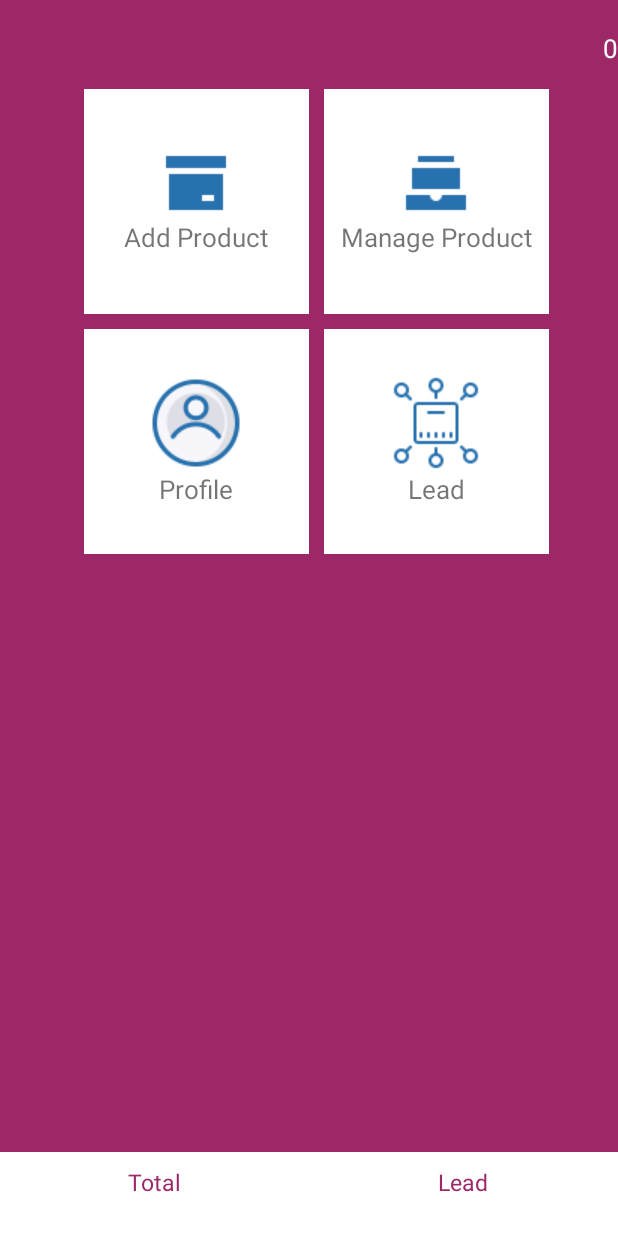
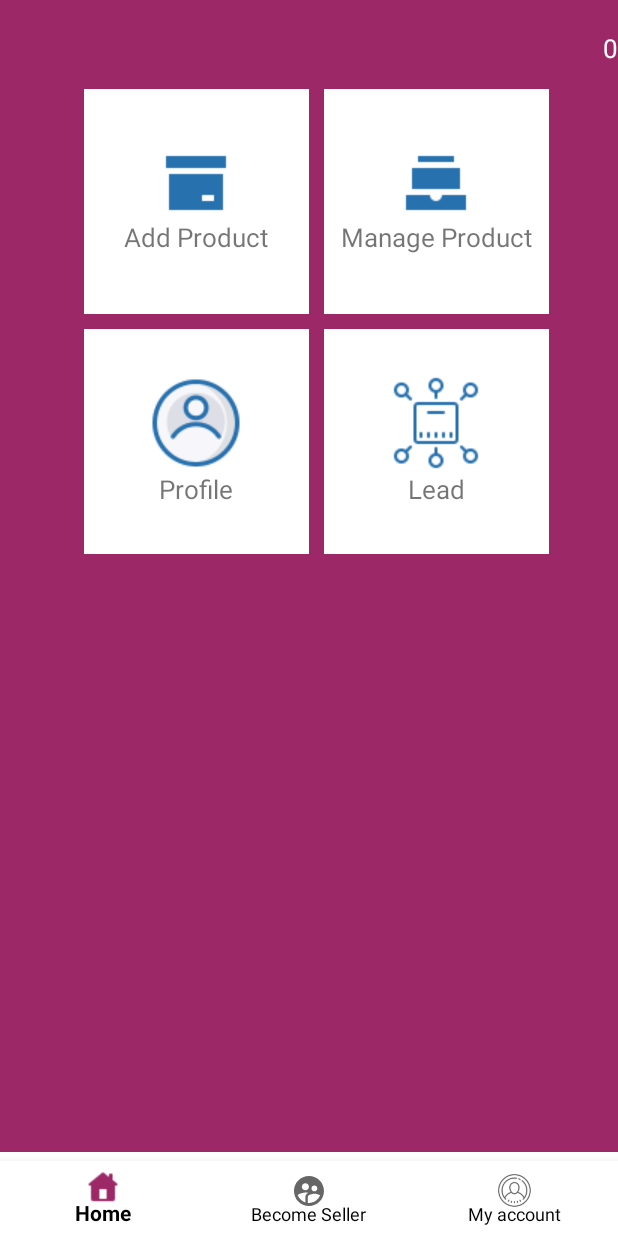
Before and after one commit to Chander-Shekhar-18/Print_India_Mart, an Android app: the layout activity_dashboard__seller.xml on its own in the app's theme, with its tools: preview values and no code run, on a phone screen of 412 x 824 dp. Run offline under Robolectric (Android 15) with nearby library versions, the phone set to English and light mode, and no system bars; Roboto replaces fonts that are not available here.

Commit message:
22JanCommit

```diff
--- a/app/src/main/res/layout/activity_dashboard__seller.xml
+++ b/app/src/main/res/layout/activity_dashboard__seller.xml
@@ -3,33 +3,36 @@
     xmlns:app="http://schemas.android.com/apk/res-auto"
     xmlns:tools="http://schemas.android.com/tools"
     android:layout_width="match_parent"
+    android:layout_height="match_parent"
     android:background="#9c2867"
-    android:layout_height="match_parent"
     tools:context="com.zaptas.printindiamart.seller.Dashboard_Seller">
+
     <ScrollView
         android:layout_width="match_parent"
         android:layout_height="wrap_content">
+
         <LinearLayout
             android:layout_width="match_parent"
-        android:orientation="vertical"
-        android:layout_height="wrap_content">
+            android:layout_height="wrap_content"
+            android:orientation="vertical">
+
             <LinearLayout
+                android:id="@+id/tesyt"
+                android:layout_width="match_parent"
+                android:layout_height="wrap_content"
                 android:layout_marginTop="20dp"
-        android:layout_width="match_parent"
                 android:gravity="right"
-        android:orientation="horizontal"
- android:id="@+id/tesyt"
-        android:layout_height="wrap_content">
+                android:orientation="horizontal">
 
 
                 <TextView
+                    android:id="@+id/package1"
                     android:layout_width="wrap_content"
                     android:layout_height="wrap_content"
+                    android:layout_gravity="center"
+                    android:text="0"
                     android:textColor="#fff"
-                android:id="@+id/package1"
-                android:layout_gravity="center"
-                android:textSize="17dp"
-                android:text="0"/>
+                    android:textSize="17dp" />
 
                 <!--  <ImageView
                       android:layout_width="wrap_content"
@@ -55,91 +58,98 @@ android:onClick="logout"
                           android:layout_height="wrap_content"
                           android:src="@drawable/logout"/>-->
             </LinearLayout>
-    <LinearLayout
-        android:layout_width="match_parent"
-        android:gravity="center"
-        android:layout_marginTop="10dp"
-        android:layout_below="@+id/tesyt"
-android:id="@id/l1"
-        android:orientation="vertical"
-        android:layout_height="wrap_content">
 
             <LinearLayout
+                android:id="@id/l1"
                 android:layout_width="match_parent"
+                android:layout_height="wrap_content"
+                android:layout_below="@+id/tesyt"
+                android:layout_marginTop="10dp"
+                android:gravity="center"
+                android:orientation="vertical">
+
+                <LinearLayout
                     android:id="@+id/l2"
+                    android:layout_width="match_parent"
 
+                    android:layout_height="wrap_content"
                     android:layout_marginTop="5dp"
                     android:gravity="center"
-        android:orientation="horizontal"
-        android:layout_height="wrap_content">
-        <LinearLayout
-            android:layout_width="150dp"
-            android:layout_marginLeft="10dp"
-            android:layout_gravity="center"
-            android:onClick="addproduct"
-            android:gravity="center"
-            android:orientation="vertical"
-            android:background="#ffffff"
-            android:layout_height="150dp">
-            <ImageView
-                android:layout_width="wrap_content"
-                android:layout_gravity="center"
-                android:layout_height="wrap_content"
-                android:src="@drawable/addproduct"
-
-                />
-            <TextView
-                android:layout_width="wrap_content"
-                android:layout_height="wrap_content"
-                android:layout_gravity="center"
-                android:textSize="17dp"
-                android:text="Add Product"/>
-        </LinearLayout>
-
-        <LinearLayout
-            android:layout_width="150dp"
-            android:layout_gravity="center"
-            android:gravity="center"
-            android:onClick="manageproduct"
-            android:orientation="vertical"
-            android:background="#ffffff"
-            android:layout_marginLeft="10dp"
-            android:layout_height="150dp">
-            <ImageView
-                android:layout_width="wrap_content"
-                android:layout_gravity="center"
-                android:layout_height="wrap_content"
-                android:src="@drawable/manageproduct"
-
-                />
-            <TextView
-                android:layout_width="wrap_content"
-                android:layout_gravity="center"
-                android:gravity="center"
-                android:layout_height="wrap_content"
-                android:id="@+id/id_gender"
-                android:textSize="17dp"
-                android:text="Manage Product"/>
-
-        </LinearLayout>
-    </LinearLayout>
-    <LinearLayout
-        android:layout_width="match_parent"
-        android:id="@+id/l3"
-
-        android:layout_marginTop="10dp"
-        android:gravity="center"
-        android:orientation="horizontal"
-        android:layout_height="wrap_content">
+                    android:orientation="horizontal">
 
                     <LinearLayout
                         android:layout_width="150dp"
                         android:layout_height="150dp"
                         android:layout_gravity="center"
-            android:onClick="profile"
                         android:layout_marginLeft="10dp"
                         android:background="#ffffff"
                         android:gravity="center"
+                        android:onClick="addproduct"
+                        android:orientation="vertical">
+
+                        <ImageView
+                            android:layout_width="wrap_content"
+                            android:layout_height="wrap_content"
+                            android:layout_gravity="center"
+                            android:src="@drawable/addproduct"
+
+                            />
+
+                        <TextView
+                            android:layout_width="wrap_content"
+                            android:layout_height="wrap_content"
+                            android:layout_gravity="center"
+                            android:text="Add Product"
+                            android:textSize="17dp" />
+                    </LinearLayout>
+
+                    <LinearLayout
+                        android:layout_width="150dp"
+                        android:layout_height="150dp"
+                        android:layout_gravity="center"
+                        android:layout_marginLeft="10dp"
+                        android:background="#ffffff"
+                        android:gravity="center"
+                        android:onClick="manageproduct"
+                        android:orientation="vertical">
+
+                        <ImageView
+                            android:layout_width="wrap_content"
+                            android:layout_height="wrap_content"
+                            android:layout_gravity="center"
+                            android:src="@drawable/manageproduct"
+
+                            />
+
+                        <TextView
+                            android:id="@+id/id_gender"
+                            android:layout_width="wrap_content"
+                            android:layout_height="wrap_content"
+                            android:layout_gravity="center"
+                            android:gravity="center"
+                            android:text="Manage Product"
+                            android:textSize="17dp" />
+
+                    </LinearLayout>
+                </LinearLayout>
+
+                <LinearLayout
+                    android:id="@+id/l3"
+                    android:layout_width="match_parent"
+
+                    android:layout_height="wrap_content"
+                    android:layout_marginTop="10dp"
+                    android:gravity="center"
+                    android:orientation="horizontal">
+
+                    <LinearLayout
+                        android:layout_width="150dp"
+                        android:layout_height="150dp"
+                        android:layout_gravity="center"
+                        android:layout_marginLeft="10dp"
+                        android:background="#ffffff"
+                        android:gravity="center"
+                        android:onClick="profile"
                         android:orientation="vertical">
 
                         <ImageView
@@ -161,120 +171,122 @@ android:id="@id/l1"
 
                     <LinearLayout
                         android:layout_width="150dp"
+                        android:layout_height="150dp"
+                        android:layout_gravity="center"
+                        android:layout_marginLeft="10dp"
+                        android:background="#ffffff"
+                        android:gravity="center"
                         android:onClick="lead"
-            android:layout_gravity="center"
-            android:gravity="center"
-            android:orientation="vertical"
-            android:background="#ffffff"
-            android:layout_marginLeft="10dp"
-            android:layout_height="150dp">
+                        android:orientation="vertical">
+
                         <ImageView
                             android:layout_width="wrap_content"
+                            android:layout_height="wrap_content"
                             android:layout_gravity="center"
-                android:layout_height="wrap_content"
                             android:src="@drawable/leads"
 
                             />
+
                         <TextView
                             android:layout_width="wrap_content"
+                            android:layout_height="wrap_content"
                             android:layout_gravity="center"
-                android:layout_height="wrap_content"
-                android:textSize="17dp"
-                android:text="Lead"/>
+                            android:text="Lead"
+                            android:textSize="17dp" />
 
                     </LinearLayout>
                 </LinearLayout>
             </LinearLayout>
 
             <LinearLayout
+                android:id="@+id/lks1"
                 android:layout_width="match_parent"
+                android:layout_height="wrap_content"
+
+                android:layout_below="@id/l1"
                 android:layout_marginTop="5dp"
-        android:layout_below="@id/l1"
-
-        android:id="@+id/lks1"
-        android:gravity="center"
-        android:layout_height="wrap_content">
+                android:gravity="center">
 
 
             </LinearLayout>
+
             <LinearLayout
                 android:id="@+id/bottomBar"
-        android:visibility="gone"
+                android:layout_width="fill_parent"
                 android:layout_height="wrap_content"
-        android:layout_width="fill_parent"
                 android:layout_below="@+id/lks1"
+                android:layout_alignParentBottom="true"
                 android:layout_margin="10dp"
+                android:layout_marginBottom="80dp"
                 android:gravity="center"
-        android:layout_marginBottom="80dp"
                 android:orientation="horizontal"
-        android:layout_alignParentBottom="true">
+                android:visibility="gone">
+
                 <Button
                     android:layout_width="wrap_content"
                     android:layout_height="wrap_content"
                     android:layout_margin="5dp"
+                    android:background="#53a0e7"
                     android:drawableLeft="@drawable/prf"
-    android:background="#53a0e7"
-    android:text="Profile"/>
+                    android:text="Profile" />
+
                 <Button
                     android:layout_width="wrap_content"
                     android:layout_height="wrap_content"
                     android:layout_margin="5dp"
+                    android:background="#53a0e7"
                     android:drawableLeft="@drawable/add1"
                     android:onClick="logo"
-            android:background="#53a0e7"
-            android:text="Logo"/>
+                    android:text="Logo" />
+
                 <Button
                     android:layout_width="wrap_content"
+                    android:layout_height="wrap_content"
                     android:layout_margin="5dp"
+                    android:background="#53a0e7"
                     android:drawableLeft="@drawable/banner"
                     android:onClick="banner"
-            android:layout_height="wrap_content"
-            android:background="#53a0e7"
-            android:text="Banner"/>
+                    android:text="Banner" />
 
 
                 <!-- Some Buttons -->
             </LinearLayout>
         </LinearLayout>
     </ScrollView>
+
     <LinearLayout
-        android:orientation="horizontal"
         android:layout_width="match_parent"
         android:layout_height="?attr/actionBarSize"
+        android:layout_alignParentBottom="true"
         android:gravity="bottom"
-        android:layout_alignParentBottom="true"
-
+        android:orientation="horizontal"
 
 
         >
 
 
-
-
         <TableLayout
+            android:id="@+id/table_lay_myPointViewAll0"
             android:layout_width="match_parent"
             android:layout_height="?attr/actionBarSize"
             android:background="#ffffff"
-            android:id="@+id/table_lay_myPointViewAll0"
             android:shrinkColumns="*"
-            android:stretchColumns="*"
-            >
+            android:stretchColumns="*">
+
             <TableRow
                 android:id="@+id/tableRow_myPointViewAll0"
                 android:background="#fff">
 
 
-
-
                 <TextView
+                    android:id="@+id/prd"
                     android:layout_width="wrap_content"
                     android:layout_height="40dp"
-                    android:text="Total"
-                    android:textSize="15dp"
-                    android:textColor="#9c2867"
                     android:layout_gravity="center"
                     android:gravity="center"
-                    android:id="@+id/prd"
+                    android:text="Total"
+                    android:textColor="#9c2867"
+                    android:textSize="15dp"
 
 
                     />
@@ -285,28 +297,19 @@ android:id="@id/l1"
                        android:background="@color/white"/>-->
 
 
-
                 <TextView
+                    android:id="@+id/lead"
                     android:layout_width="wrap_content"
                     android:layout_height="40dp"
-                    android:text="Lead"
-                    android:textSize="15dp"
-                    android:textColor="#9c2867"
                     android:layout_gravity="center"
                     android:gravity="center"
-                    android:id="@+id/lead"
-
-
-
-                    />
-
-
-
-
+                    android:text="Lead"
+                    android:textColor="#9c2867"
+                    android:textSize="15dp"/>
 
             </TableRow>
+        </TableLayout>
+    </LinearLayout>
 
-        </TableLayout>
-
-    </LinearLayout>
+    <include layout="@layout/bottom_navigation"/>
 </RelativeLayout>
--- a/app/src/main/res/layout/activity_user__mobile.xml
+++ b/app/src/main/res/layout/activity_user__mobile.xml
@@ -73,4 +73,7 @@
             android:text="Continue"
             android:textColor="@android:color/white" />
     </LinearLayout>
+
+    <include
+        layout="@layout/bottom_navigation"/>
 </RelativeLayout>
```
Also changed, not shown: app/src/main/java/com/zaptas/printindiamart/MainActivity.java (+15 -2 lines), app/src/main/java/com/zaptas/printindiamart/User_Mobile.java (+47 -0 lines), app/src/main/java/com/zaptas/printindiamart/seller/Dashboard_Seller.java (+35 -0 lines), app/src/main/res/layout/nav_header_main.xml (+11 -1 lines). Lines whose indentation alone changed are shown as unchanged.
